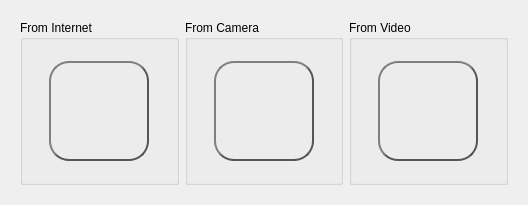
Above: MyProject/UI/LoginUI.ui from Oceans-s/PyQt-DataAcquisition before the change. Below: the same form after it.
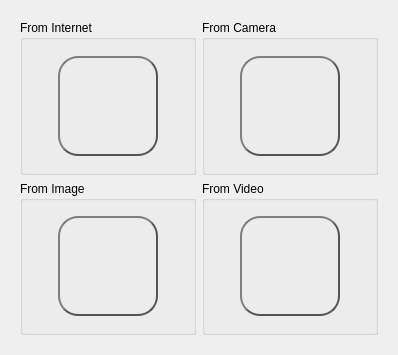
That is the form after the change. Icons and pictures are not drawn.

What changed in the file:
```diff
--- a/MyProject/UI/LoginUI.ui
+++ b/MyProject/UI/LoginUI.ui
@@ -6,8 +6,8 @@
    <rect>
     <x>0</x>
     <y>0</y>
-    <width>528</width>
-    <height>205</height>
+    <width>398</width>
+    <height>355</height>
    </rect>
   </property>
   <property name="windowTitle">
@@ -16,8 +16,8 @@
   <layout class="QHBoxLayout" name="horizontalLayout_5">
    <item>
     <widget class="QWidget" name="widget" native="true">
-     <layout class="QHBoxLayout" name="horizontalLayout_4">
-      <item>
+     <layout class="QGridLayout" name="gridLayout">
+      <item row="0" column="0">
        <widget class="QGroupBox" name="groupBox">
         <property name="title">
          <string>From Internet</string>
@@ -83,7 +83,7 @@
         </layout>
        </widget>
       </item>
-      <item>
+      <item row="0" column="1">
        <widget class="QGroupBox" name="groupBox_2">
         <property name="title">
          <string>From Camera</string>
@@ -149,7 +149,73 @@
         </layout>
        </widget>
       </item>
-      <item>
+      <item row="1" column="0">
+       <widget class="QGroupBox" name="groupBox_4">
+        <property name="title">
+         <string>From Image</string>
+        </property>
+        <layout class="QHBoxLayout" name="horizontalLayout_4">
+         <item>
+          <widget class="QPushButton" name="ImageBtn">
+           <property name="minimumSize">
+            <size>
+             <width>100</width>
+             <height>100</height>
+            </size>
+           </property>
+           <property name="maximumSize">
+            <size>
+             <width>100</width>
+             <height>100</height>
+            </size>
+           </property>
+           <property name="styleSheet">
+            <string notr="true">QPushButton {
+    color: #333;
+    border: 2px solid #555;
+    border-radius: 20px;
+    border-style: outset;
+    background: qradialgradient(
+        cx: 0.3, cy: -0.4, fx: 0.3, fy: -0.4,
+        radius: 1.35, stop: 0 #fff, stop: 1 #888
+        );
+    padding: 5px;
+    }
+
+QPushButton:hover {
+    background: qradialgradient(
+        cx: 0.3, cy: -0.4, fx: 0.3, fy: -0.4,
+        radius: 1.35, stop: 0 #fff, stop: 1 #bbb
+        );
+    }
+
+QPushButton:pressed {
+    border-style: inset;
+    background: qradialgradient(
+        cx: 0.4, cy: -0.1, fx: 0.4, fy: -0.1,
+        radius: 1.35, stop: 0 #fff, stop: 1 #ddd
+        );
+    }</string>
+           </property>
+           <property name="text">
+            <string/>
+           </property>
+           <property name="icon">
+            <iconset>
+             <normaloff>../Element/image.png</normaloff>../Element/image.png</iconset>
+           </property>
+           <property name="iconSize">
+            <size>
+             <width>250</width>
+             <height>250</height>
+            </size>
+           </property>
+          </widget>
+         </item>
+        </layout>
+       </widget>
+      </item>
+      <item row="1" column="1">
        <widget class="QGroupBox" name="groupBox_3">
         <property name="title">
          <string>From Video</string>
```
